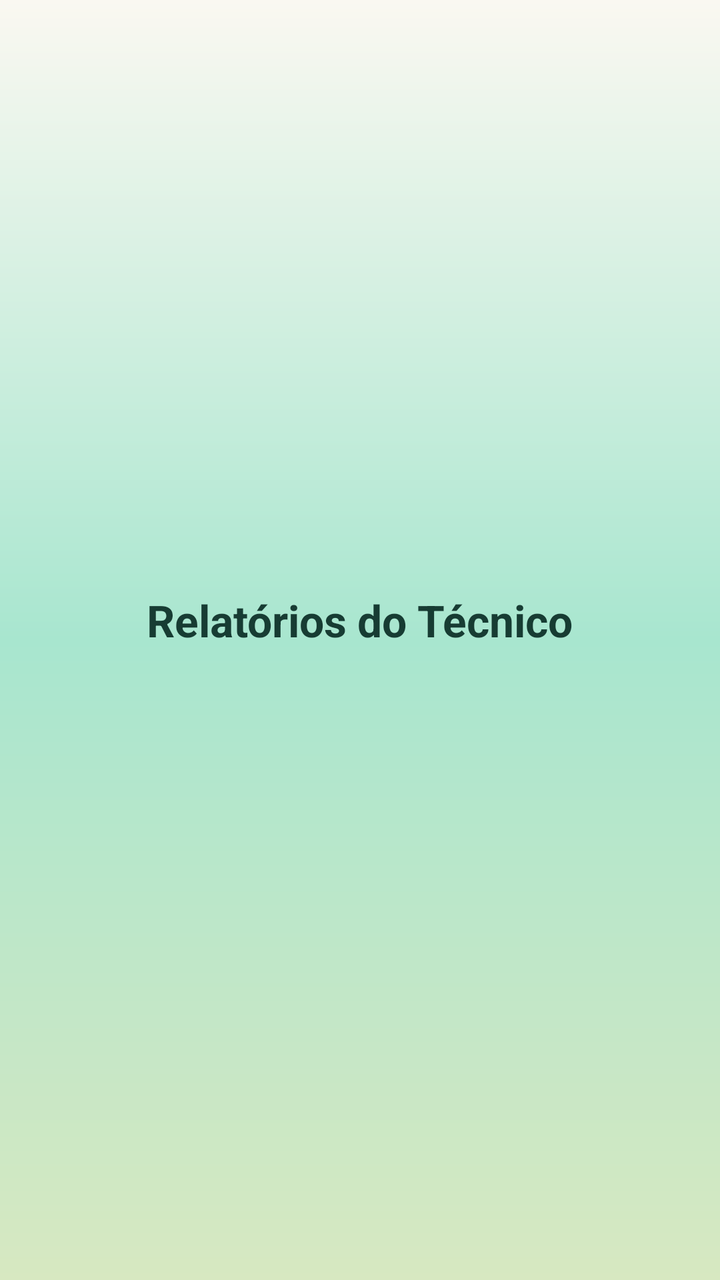
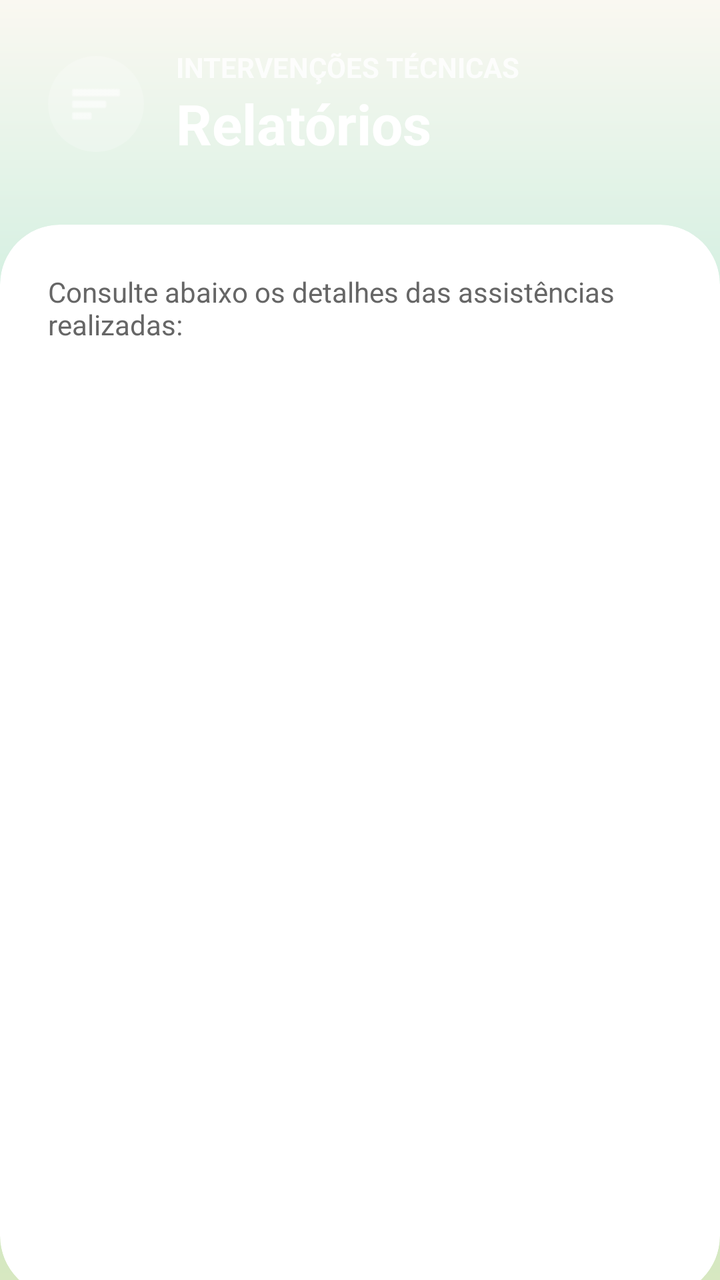

The first picture is an Android layout as it rendered before a commit; the second is the same layout after the commit. The layout source and the unified diff follow.
<!-- AndroidManifest.xml: application theme Theme.EcoTrack -->
<!-- res/layout/activity_relatorios.xml -->
<?xml version="1.0" encoding="utf-8"?>
<LinearLayout xmlns:android="http://schemas.android.com/apk/res/android"
    android:layout_width="match_parent"
    android:layout_height="match_parent"
    android:orientation="vertical"
    android:padding="24dp"
    android:gravity="center"
    android:background="@drawable/gradient_verde">

    <TextView
        android:layout_width="wrap_content"
        android:layout_height="wrap_content"
        android:text="Relatórios do Técnico"
        android:textColor="@color/onMint"
        android:textSize="22sp"
        android:textStyle="bold"
        android:layout_marginBottom="20dp"/>

    <ListView
        android:id="@+id/listRelatorios"
        android:layout_width="match_parent"
        android:layout_height="wrap_content" />
</LinearLayout>
<!-- resources referenced by this layout -->
<resources>
  <color name="onMint">#173C33</color>
  <!-- drawable gradient_verde (drawable) -->
  <shape xmlns:android="http://schemas.android.com/apk/res/android">
      <gradient
          android:startColor="@color/pastel_lightgreen"
          android:centerColor="@color/mint_start"
          android:endColor="@color/pastel_whitewarm"
          android:angle="90" />
  
      <corners android:radius="0dp" />
  </shape>
  <style name="Theme.EcoTrack" parent="Theme.MaterialComponents.Light.NoActionBar">
          
          <item name="colorPrimary">@color/colorPrimary</item>
          <item name="colorOnPrimary">@color/colorOnPrimary</item>
          <item name="colorSecondary">@color/colorSecondary</item>
          <item name="colorOnSecondary">@color/colorOnSecondary</item>
  
          
          <item name="colorOnBackground">@color/background_beige</item>
          <item name="colorSurface">@color/colorSurface</item>
          <item name="colorOnSurface">@color/colorOnSurface</item>
          <item name="android:windowBackground">@color/background_beige</item>
  
          
          <item name="colorPrimaryContainer">@color/colorPrimaryContainer</item>
          <item name="colorOnPrimaryContainer">@color/colorOnPrimaryContainer</item>
          <item name="colorSecondaryContainer">@color/colorSecondaryContainer</item>
          <item name="colorOnSecondaryContainer">@color/colorOnSecondaryContainer</item>
  
          
          <item name="colorError">@color/colorError</item>
          <item name="colorOnError">@color/colorOnError</item>
          <item name="colorErrorContainer">@color/colorErrorContainer</item>
          <item name="colorOnErrorContainer">@color/colorOnErrorContainer</item>
  
          
          <item name="colorOutline">@color/colorOutline</item>
  
          
          <item name="android:textColorPrimary">@color/text_primary</item>
          <item name="android:textColorSecondary">@color/text_secondary</item>
  
          
          <item name="android:statusBarColor">@color/colorPrimary</item>
          <item name="android:navigationBarColor">@color/background_beige</item>
      </style>
  <color name="pastel_lightgreen">#D7E8C1</color>
  <color name="mint_start">#A8E6CF</color>
  <color name="pastel_whitewarm">#FAF8F1</color>
  <color name="colorPrimary">#2E7D5B</color>
  <color name="colorOnPrimary">#FFFFFF</color>
  <color name="colorSecondary">#52644F</color>
  <color name="colorOnSecondary">#FFFFFF</color>
  <color name="background_beige">#FFFDF8</color>
  <color name="colorSurface">#FAF7F2</color>
  <color name="colorOnSurface">#3B3A37</color>
  <color name="colorPrimaryContainer">#BFE3CF</color>
  <color name="colorOnPrimaryContainer">#1A3B2C</color>
  <color name="colorSecondaryContainer">#D5E8D7</color>
  <color name="colorOnSecondaryContainer">#1F352F</color>
  <color name="colorError">#B3261E</color>
  <color name="colorOnError">#FFFFFF</color>
  <color name="colorErrorContainer">#F9DEDC</color>
  <color name="colorOnErrorContainer">#410E0B</color>
  <color name="colorOutline">#D8D2C8</color>
  <color name="text_primary">#2E2E2E</color>
  <color name="text_secondary">#7A7A7A</color>
</resources>

<!-- the commit's change to res/layout/activity_relatorios.xml (unified diff, before → after) -->
@@ -1,23 +1,111 @@
 <?xml version="1.0" encoding="utf-8"?>
 <LinearLayout xmlns:android="http://schemas.android.com/apk/res/android"
+    xmlns:app="http://schemas.android.com/apk/res-auto"
     android:layout_width="match_parent"
     android:layout_height="match_parent"
     android:orientation="vertical"
-    android:padding="24dp"
-    android:gravity="center"
     android:background="@drawable/gradient_verde">
 
-    <TextView
-        android:layout_width="wrap_content"
+    <LinearLayout
+        android:layout_width="match_parent"
         android:layout_height="wrap_content"
-        android:text="Relatórios do Técnico"
-        android:textColor="@color/onMint"
-        android:textSize="22sp"
-        android:textStyle="bold"
-        android:layout_marginBottom="20dp"/>
+        android:orientation="horizontal"
+        android:padding="24dp"
+        android:gravity="center_vertical">
 
-    <ListView
-        android:id="@+id/listRelatorios"
+        <ImageView
+            android:layout_width="48dp"
+            android:layout_height="48dp"
+            android:src="@android:drawable/ic_menu_sort_by_size"
+            app:tint="#FFFFFF"
+            android:background="@drawable/bg_circle_white_alpha"
+            android:padding="10dp"
+            android:layout_marginEnd="16dp"/>
+
+        <LinearLayout
+            android:layout_width="wrap_content"
+            android:layout_height="wrap_content"
+            android:orientation="vertical">
+
+            <TextView
+                android:layout_width="wrap_content"
+                android:layout_height="wrap_content"
+                android:text="Intervenções Técnicas"
+                android:textColor="#CCFFFFFF"
+                android:textSize="14sp"
+                android:textAllCaps="true"
+                android:textStyle="bold"/>
+
+            <TextView
+                android:layout_width="wrap_content"
+                android:layout_height="wrap_content"
+                android:text="Relatórios"
+                android:textColor="#FFFFFF"
+                android:textSize="28sp"
+                android:textStyle="bold"/>
+        </LinearLayout>
+    </LinearLayout>
+
+    <com.google.android.material.card.MaterialCardView
         android:layout_width="match_parent"
-        android:layout_height="wrap_content" />
+        android:layout_height="0dp"
+        android:layout_weight="1"
+        android:layout_marginTop="8dp"
+        app:cardBackgroundColor="#FFFFFF"
+        app:cardCornerRadius="30dp"
+        app:cardElevation="0dp"
+        android:layout_marginBottom="-20dp"> <RelativeLayout
+        android:layout_width="match_parent"
+        android:layout_height="match_parent"
+        android:paddingTop="24dp"
+        android:paddingStart="16dp"
+        android:paddingEnd="16dp"
+        android:paddingBottom="24dp">
+
+        <TextView
+            android:id="@+id/tvInfo"
+            android:layout_width="match_parent"
+            android:layout_height="wrap_content"
+            android:text="Consulte abaixo os detalhes das assistências realizadas:"
+            android:textColor="#666666"
+            android:textSize="14sp"
+            android:layout_marginBottom="12dp"
+            android:paddingStart="8dp"/>
+
+        <ListView
+            android:id="@+id/listRelatorios"
+            android:layout_width="match_parent"
+            android:layout_height="match_parent"
+            android:layout_below="@id/tvInfo"
+            android:divider="@null"
+            android:dividerHeight="16dp"
+            android:padding="8dp"
+            android:clipToPadding="false"
+            android:scrollbarStyle="outsideOverlay"/>
+
+        <LinearLayout
+            android:id="@+id/layoutVazio"
+            android:layout_width="wrap_content"
+            android:layout_height="wrap_content"
+            android:orientation="vertical"
+            android:layout_centerInParent="true"
+            android:gravity="center"
+            android:alpha="0.3"
+            android:visibility="gone"> <ImageView
+            android:layout_width="64dp"
+            android:layout_height="64dp"
+            android:src="@android:drawable/ic_menu_report_image"
+            app:tint="#CCCCCC"
+            android:layout_marginBottom="8dp"/>
+            <TextView
+                android:layout_width="wrap_content"
+                android:layout_height="wrap_content"
+                android:text="Sem relatórios disponíveis"
+                android:textSize="16sp"/>
+        </LinearLayout>
+
+    </RelativeLayout>
+
+    </com.google.android.material.card.MaterialCardView>
+
 </LinearLayout>
<!-- resource entries referenced after the edit -->
@@ -1,6 +1,10 @@
 <!-- resources referenced by this layout -->
 <resources>
-  <color name="onMint">#173C33</color>
+  <!-- drawable bg_circle_white_alpha (drawable) -->
+  <?xml version="1.0" encoding="utf-8"?>
+  <shape xmlns:android="http://schemas.android.com/apk/res/android" shape="oval">
+      <solid android:color="#33FFFFFF"/>
+  </shape>
   <!-- drawable gradient_verde (drawable) -->
   <shape xmlns:android="http://schemas.android.com/apk/res/android">
       <gradient
